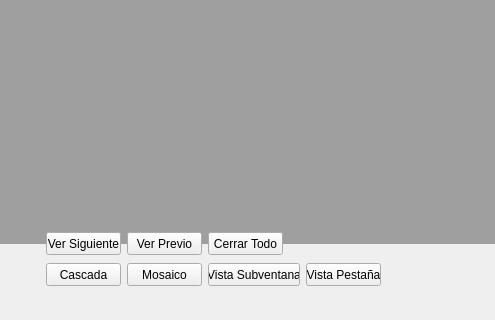
This is evotui/evotgui.ui in wfpinedar/evapotrans as Qt 5 draws it before an edit; both pictures show x 0 to 495 and y 296 to 616 of the 701 by 616 pixel window. The edited form follows.
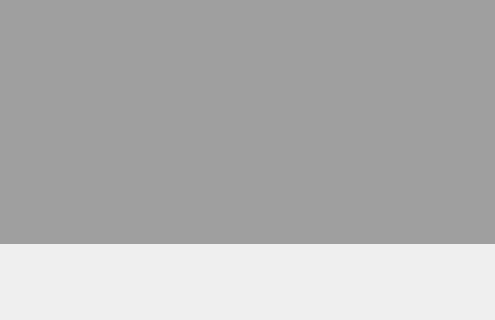
This is the edited form. Icons and pictures are not drawn.

The edit to the form file:
```diff
--- a/evotui/evotgui.ui
+++ b/evotui/evotgui.ui
@@ -1207,97 +1207,6 @@
      </widget>
     </widget>
    </widget>
-   <widget class="QPushButton" name="bNext">
-    <property name="geometry">
-     <rect>
-      <x>46</x>
-      <y>509</y>
-      <width>75</width>
-      <height>23</height>
-     </rect>
-    </property>
-    <property name="text">
-     <string>Ver Siguiente</string>
-    </property>
-   </widget>
-   <widget class="QPushButton" name="bPrev">
-    <property name="geometry">
-     <rect>
-      <x>127</x>
-      <y>509</y>
-      <width>75</width>
-      <height>23</height>
-     </rect>
-    </property>
-    <property name="text">
-     <string>Ver Previo</string>
-    </property>
-   </widget>
-   <widget class="QPushButton" name="bClose">
-    <property name="geometry">
-     <rect>
-      <x>208</x>
-      <y>509</y>
-      <width>75</width>
-      <height>23</height>
-     </rect>
-    </property>
-    <property name="text">
-     <string>Cerrar Todo</string>
-    </property>
-   </widget>
-   <widget class="QPushButton" name="bCas">
-    <property name="geometry">
-     <rect>
-      <x>46</x>
-      <y>540</y>
-      <width>75</width>
-      <height>23</height>
-     </rect>
-    </property>
-    <property name="text">
-     <string>Cascada</string>
-    </property>
-   </widget>
-   <widget class="QPushButton" name="bMos">
-    <property name="geometry">
-     <rect>
-      <x>127</x>
-      <y>540</y>
-      <width>75</width>
-      <height>23</height>
-     </rect>
-    </property>
-    <property name="text">
-     <string>Mosaico</string>
-    </property>
-   </widget>
-   <widget class="QPushButton" name="bSub">
-    <property name="geometry">
-     <rect>
-      <x>208</x>
-      <y>540</y>
-      <width>92</width>
-      <height>23</height>
-     </rect>
-    </property>
-    <property name="text">
-     <string>Vista Subventana</string>
-    </property>
-   </widget>
-   <widget class="QPushButton" name="bPes">
-    <property name="geometry">
-     <rect>
-      <x>306</x>
-      <y>540</y>
-      <width>75</width>
-      <height>23</height>
-     </rect>
-    </property>
-    <property name="text">
-     <string>Vista Pestaña</string>
-    </property>
-   </widget>
   </widget>
   <widget class="QMenuBar" name="menubar">
    <property name="geometry">
```
Left out of the diff: 365 changed lines with no effect on the pictures.
